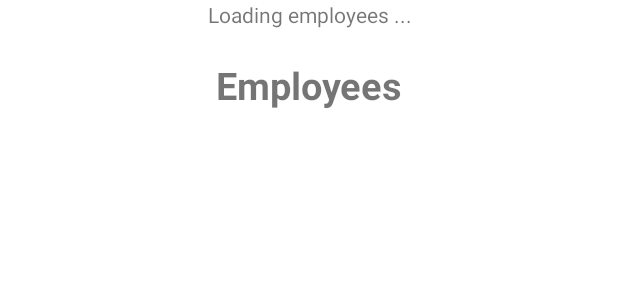
After one commit to ded-inside1/employeeApp, an Android app: the layout fragment_employee_list.xml on its own in the app's theme, with its tools: preview values and no code run, on a phone screen of 412 x 824 dp. The commit adds this screen. Shown: the top 300 px of the screen. Run offline under Robolectric (Android 15) with nearby library versions, the phone set to English and light mode, and no system bars; network calls fail.

Commit message:
Work with RecyclerView

```diff
--- a/app/src/main/java/com/github/lastachkin/employeeapp/model/service/Repository.kt
+++ b/app/src/main/java/com/github/lastachkin/employeeapp/model/service/Repository.kt
@@ -13,7 +13,7 @@ import retrofit2.adapter.rxjava2.RxJava2CallAdapterFactory
 import retrofit2.converter.gson.GsonConverterFactory
 
 class Repository {
-    var employeeAPI: EmployeeAPI? = null
+    private var employeeAPI: EmployeeAPI? = null
     private var myCompositeDisposable: CompositeDisposable? = null
 
     init {
--- /dev/null
+++ b/app/src/main/res/drawable/round_outline.xml
@@ -0,0 +1,4 @@
+<shape xmlns:android="http://schemas.android.com/apk/res/android"
+    android:shape="rectangle">
+    <corners android:radius="10dp" />
+</shape>
--- /dev/null
+++ b/app/src/main/res/layout/fragment_employee_list.xml
@@ -0,0 +1,41 @@
+<?xml version="1.0" encoding="utf-8"?>
+
+<LinearLayout android:layout_width="match_parent"
+              android:layout_height="wrap_content"
+              xmlns:android="http://schemas.android.com/apk/res/android"
+              xmlns:app="http://schemas.android.com/apk/res-auto"
+              android:orientation="vertical">
+
+        <TextView
+            android:id="@+id/loading_employees"
+            android:layout_width="match_parent"
+            android:layout_height="match_parent"
+            android:gravity="center_vertical|center_horizontal"
+            android:text="@string/loading_employees" />
+
+        <LinearLayout
+            android:layout_width="match_parent"
+            android:layout_height="match_parent"
+            android:background="@color/cardview_light_background"
+            android:orientation="vertical">
+
+            <TextView
+                android:layout_width="match_parent"
+                android:layout_height="wrap_content"
+                android:gravity="center_horizontal"
+                android:textSize="@dimen/project_header1"
+                android:text="@string/employees"
+                android:textStyle="bold"
+                android:layout_marginTop="20dp"
+                android:layout_marginBottom="20dp"
+                android:textAlignment="center"/>
+
+            <androidx.recyclerview.widget.RecyclerView
+                android:id="@+id/employee_list"
+                android:contentDescription="@string/employee_list"
+                android:layout_width="match_parent"
+                android:layout_height="wrap_content"
+                app:layoutManager="androidx.recyclerview.widget.LinearLayoutManager"/>
+
+        </LinearLayout>
+</LinearLayout>
--- a/app/src/main/res/values/strings.xml
+++ b/app/src/main/res/values/strings.xml
@@ -1,3 +1,9 @@
 <resources>
     <string name="app_name">employeeApp</string>
+    <string name="employees">Employees</string>
+    <string name="employee_list">Employee list</string>
+    <string name="loading_employees">Loading employees ...</string>
+    <string name="employee_name">Employee name</string>
+    <string name="employee_department">Employee department</string>
+    <string name="employee_position">Employee position</string>
 </resources>
```
Also changed, not shown: app/build.gradle (+8 -1 lines), app/src/main/java/com/github/lastachkin/employeeapp/EmployeeApp.kt (+15 -0 lines), app/src/main/java/com/github/lastachkin/employeeapp/model/service/EmployeeAPI.kt (+4 -3 lines), app/src/main/java/com/github/lastachkin/employeeapp/presentation/view/adapter/EmployeeAdapter.kt (added, +47 -0 lines), app/src/main/java/com/github/lastachkin/employeeapp/presentation/view/ui/EmployeeListFragment.kt (added, +59 -0 lines), app/src/main/java/com/github/lastachkin/employeeapp/presentation/view/ui/MainActivity.kt (+10 -4 lines), app/src/main/res/layout/activity_main.xml (+4 -16 lines), app/src/main/res/layout/employee_list_item.xml (added, +64 -0 lines), app/src/main/res/values/dimens.xml (added, +12 -0 lines), app/src/main/res/drawable/test_img.jpg (added), app/src/main/res/font/inter_regular.ttf (added).
